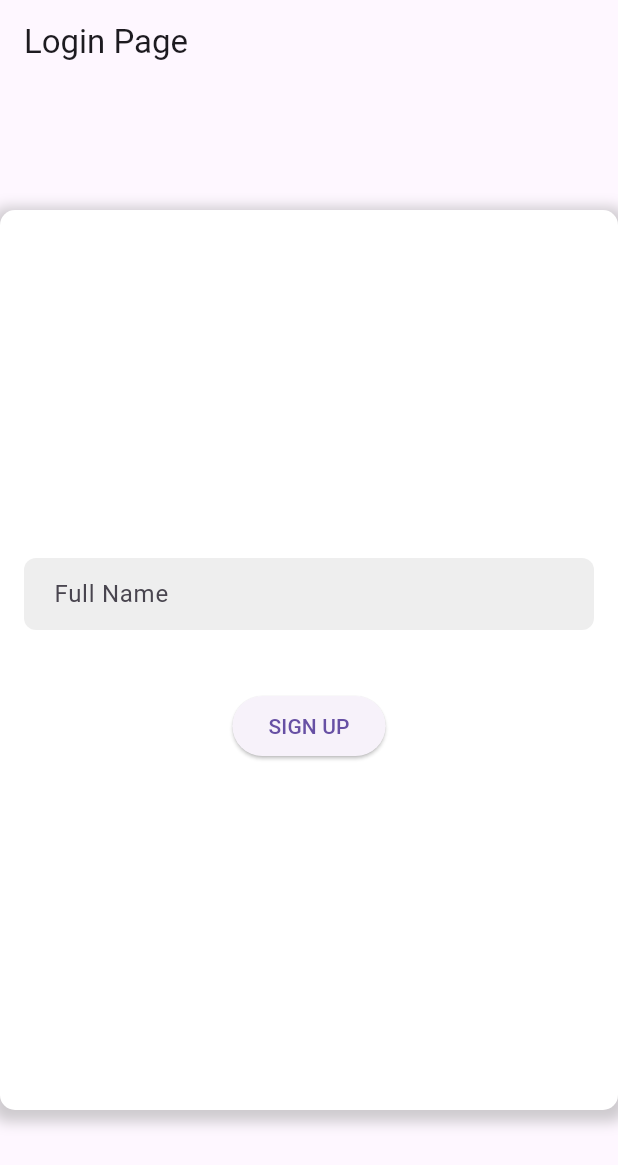
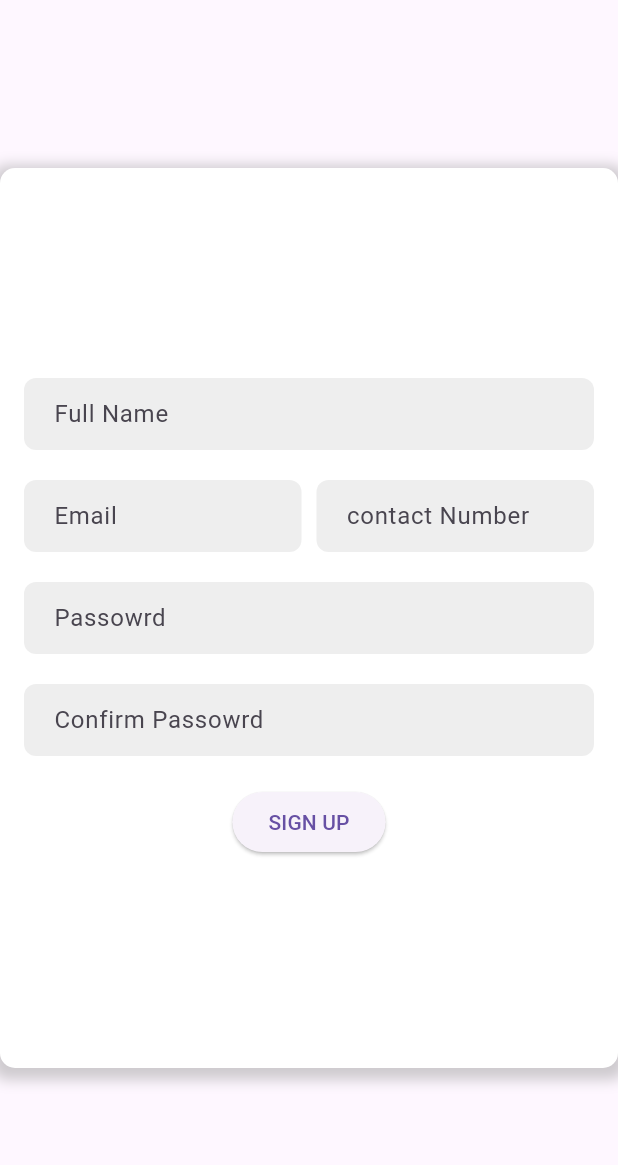
Before and after one commit to pgvda/Flutter-intern-project, a Flutter app: the screen it shows after launch, on a phone screen of 412 x 824 dp. Shown: the top 1165 px of the screen. Run offline on Flutter 3.47's test engine with Material 3 defaults, Android fonts, the light colour scheme and no system bars.

Commit message:
error fix

```diff
--- a/flutter_intern_project/lib/src/features/auth/login_screen.dart
+++ b/flutter_intern_project/lib/src/features/auth/login_screen.dart
@@ -6,9 +6,7 @@ class LoginPage extends StatelessWidget {
   @override
   Widget build(BuildContext context) {
     return Scaffold(
-      appBar: AppBar(
-        title: Text('Login Page'),
-      ),
+
       body: Center(
         child: Container(
           padding: EdgeInsets.all(16.0),
@@ -46,14 +44,14 @@ class LoginPage extends StatelessWidget {
               ),
               SizedBox(height: 20),
               Row(
-
                 children: [
-                  Container(
+                  Expanded(
+                    child: Container(
                       padding: EdgeInsets.symmetric(horizontal: 20),
                       decoration: BoxDecoration(
                         color: Colors.grey[200],
                         borderRadius: BorderRadius.circular(8),
-                  child: Expanded(
+                      ),
                       child: TextField(
                         decoration: InputDecoration(
                           hintText: 'Email',
@@ -62,31 +60,56 @@ class LoginPage extends StatelessWidget {
                       ),
                     ),
                   ),
+                  SizedBox(width: 10),
+                  Expanded(
+                    child: Container(
+                      padding: EdgeInsets.symmetric(horizontal: 20),
+                      decoration: BoxDecoration(
+                        color: Colors.grey[200],
+                        borderRadius: BorderRadius.circular(8),
                       ),
+                      child: TextField(
+                        decoration: InputDecoration(
+                          hintText: 'contact Number',
+                          border: InputBorder.none,
+                        ),
+                      ),
+                    ),
+                  ),
+                ],
+              ),
+              SizedBox(height: 20),
 
-                SizedBox(width: 10),
               Container(
                 padding: EdgeInsets.symmetric(horizontal: 20),
                 decoration: BoxDecoration(
                   color: Colors.grey[200],
                   borderRadius: BorderRadius.circular(8),
-                  child: Expanded(
+                ),
                 child: TextField(
                   decoration: InputDecoration(
-                          hintText: 'Email',
+                    hintText: 'Passowrd',
                     border: InputBorder.none,
                   ),
                 ),
               ),
+              SizedBox(height: 20),
+
+              Container(
+                padding: EdgeInsets.symmetric(horizontal: 20),
+                decoration: BoxDecoration(
+                  color: Colors.grey[200],
+                  borderRadius: BorderRadius.circular(8),
+                ),
+                child: TextField(
+                  decoration: InputDecoration(
+                    hintText: 'Confirm Passowrd',
+                    border: InputBorder.none,
                   ),
                 ),
+              ),
+              SizedBox(height: 20),
 
-                  ],
-
-
-                ),
-
-              SizedBox(height: 20),
               ElevatedButton(
                 onPressed: () {
                   Navigator.push(
```
Lines whose indentation alone changed are shown as unchanged.
